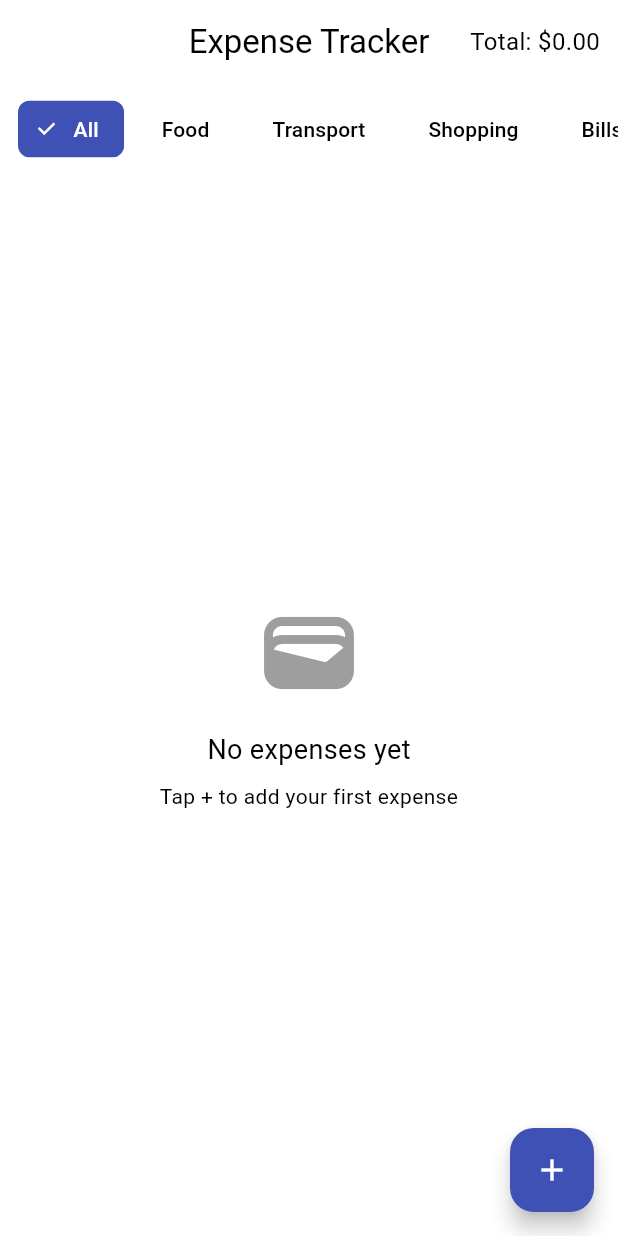
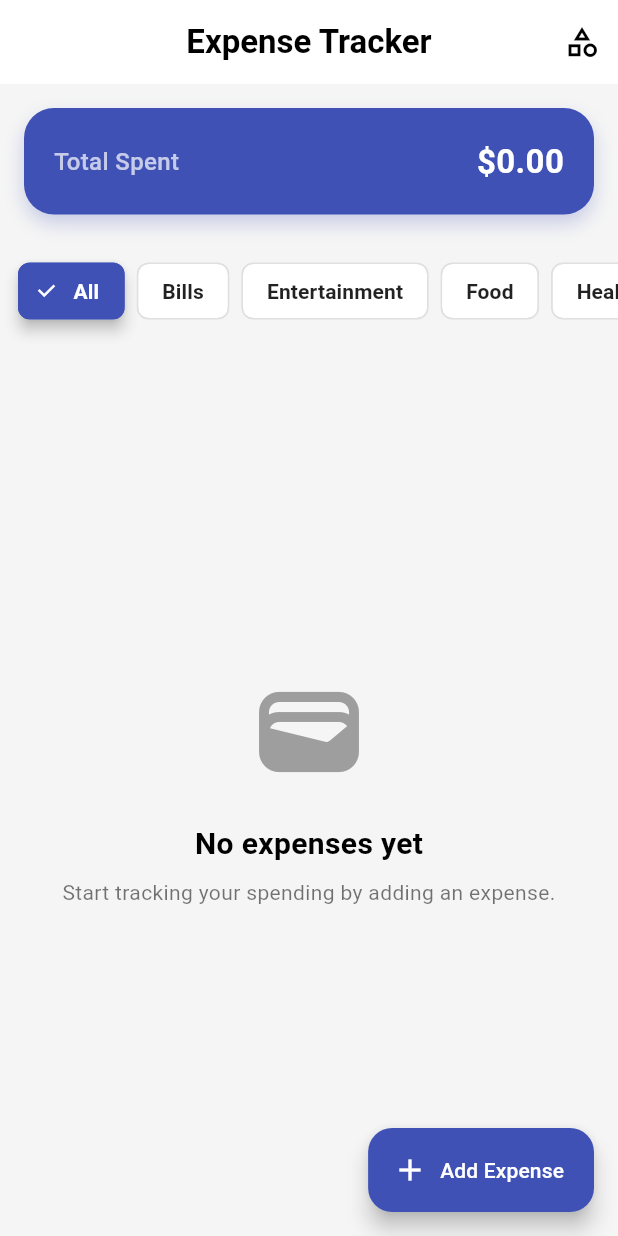
Before and after one commit to sahilsTechs/Expense-Tracker, a Flutter app: the screen it shows after launch, on a phone screen of 412 x 824 dp. Run offline on Flutter 3.47's test engine with Material 3 defaults, Android fonts, the phone set to English and light mode, and no system bars; our stand-ins replace sqflite; accounts and stored records are empty.

Commit message:
Add category and new home screen design

```diff
--- a/lib/main.dart
+++ b/lib/main.dart
@@ -1,6 +1,7 @@
 import 'package:flutter/material.dart';
 import 'package:provider/provider.dart';
 import 'providers/expense_provider.dart';
+import 'providers/category_provider.dart';
 import 'screens/home_screen.dart';
 import 'utils/app_theme.dart';
 
@@ -14,8 +15,15 @@ class ExpenseApp extends StatelessWidget {
 
   @override
   Widget build(BuildContext context) {
-    return ChangeNotifierProvider(
-      create: (_) => ExpenseProvider()..loadExpenses(),
+    return MultiProvider(
+      providers: [
+        ChangeNotifierProvider(
+          create: (_) => ExpenseProvider()..loadExpenses(),
+        ),
+        ChangeNotifierProvider(
+          create: (_) => CategoryProvider()..loadCategories(),
+        ),
+      ],
       child: MaterialApp(
         debugShowCheckedModeBanner: false,
         title: 'Expense Tracker',
--- /dev/null
+++ b/lib/models/category.dart
@@ -0,0 +1,20 @@
+class CategoryModel {
+  int? id;
+  String name;
+
+  CategoryModel({this.id, required this.name});
+
+  Map<String, dynamic> toMap() {
+    return {
+      'id': id,
+      'name': name,
+    };
+  }
+
+  factory CategoryModel.fromMap(Map<String, dynamic> map) {
+    return CategoryModel(
+      id: map['id'] as int?,
+      name: map['name'] as String,
+    );
+  }
+}
--- a/lib/screens/home_screen.dart
+++ b/lib/screens/home_screen.dart
@@ -1,10 +1,11 @@
+import 'package:expense_tracker/providers/category_provider.dart';
+import 'package:expense_tracker/screens/manage_categories_screen.dart';
 import 'package:flutter/material.dart';
 import 'package:provider/provider.dart';
 import 'package:intl/intl.dart';
 import '../providers/expense_provider.dart';
 import '../screens/add_edit_expense_screen.dart';
 import '../widgets/expense_tile.dart';
-import '../utils/constants.dart';
 
 class HomeScreen extends StatefulWidget {
   const HomeScreen({super.key});
@@ -18,37 +19,93 @@ class _HomeScreenState extends State<HomeScreen> {
 
   @override
   Widget build(BuildContext context) {
-    final provider = Provider.of<ExpenseProvider>(context);
-    final expenses = provider.expenses;
-
+    final expenseProvider = Provider.of<ExpenseProvider>(context);
+    final categoryProvider = Provider.of<CategoryProvider>(context);
+    final expenses = expenseProvider.expenses;
     final filtered = _filter == 'All'
         ? expenses
         : expenses.where((e) => e.category == _filter).toList();
 
+    final currencyFormatter = NumberFormat.simpleCurrency();
+
     return Scaffold(
+      backgroundColor: Colors.grey[100],
       appBar: AppBar(
-        title: const Text('Expense Tracker'),
+        elevation: 0,
         centerTitle: true,
+        title: const Text(
+          'Expense Tracker',
+          style: TextStyle(fontWeight: FontWeight.w600),
+        ),
         actions: [
-          Center(
-            child: Padding(
-              padding: const EdgeInsets.only(right: 12.0),
-              child: Text(
-                'Total: ${NumberFormat.simpleCurrency().format(provider.totalAmount)}',
-                style: const TextStyle(fontSize: 16),
-              ),
-            ),
+          IconButton(
+            icon: const Icon(Icons.category_outlined),
+            tooltip: 'Manage Categories',
+            onPressed: () async {
+              await Navigator.push(
+                context,
+                MaterialPageRoute(
+                  builder: (_) => const ManageCategoriesScreen(),
+                ),
+              );
+              setState(() {}); // refresh categories on return
+            },
           ),
         ],
       ),
       body: Column(
         children: [
-          _buildCategoryChips(),
+          // 💰 Summary Card
+          Container(
+            margin: const EdgeInsets.all(16),
+            padding: const EdgeInsets.all(20),
+            decoration: BoxDecoration(
+              color: Colors.indigo,
+              borderRadius: BorderRadius.circular(20),
+              boxShadow: [
+                BoxShadow(
+                  color: Colors.indigo.withOpacity(0.25),
+                  blurRadius: 10,
+                  offset: const Offset(0, 6),
+                ),
+              ],
+            ),
+            child: Row(
+              mainAxisAlignment: MainAxisAlignment.spaceBetween,
+              children: [
+                const Text(
+                  'Total Spent',
+                  style: TextStyle(
+                    color: Colors.white70,
+                    fontSize: 16,
+                    fontWeight: FontWeight.w500,
+                  ),
+                ),
+                Text(
+                  currencyFormatter.format(expenseProvider.totalAmount),
+                  style: const TextStyle(
+                    color: Colors.white,
+                    fontSize: 22,
+                    fontWeight: FontWeight.bold,
+                  ),
+                ),
+              ],
+            ),
+          ),
+
+          // 🏷 Category Chips
+          AnimatedSwitcher(
+            duration: const Duration(milliseconds: 400),
+            child: _buildCategoryChips(categoryProvider),
+          ),
+
+          // 📜 Expense List or Empty State
           Expanded(
             child: filtered.isEmpty
                 ? _emptyState()
                 : RefreshIndicator(
-                    onRefresh: () => provider.loadExpenses(),
+                    color: Colors.indigo,
+                    onRefresh: () => expenseProvider.loadExpenses(),
                     child: ListView.builder(
                       physics: const AlwaysScrollableScrollPhysics(),
                       itemCount: filtered.length,
@@ -61,22 +118,38 @@ class _HomeScreenState extends State<HomeScreen> {
           ),
         ],
       ),
-      floatingActionButton: FloatingActionButton(
+
+      // ➕ Floating Button
+      floatingActionButton: FloatingActionButton.extended(
         onPressed: () async {
           await Navigator.push(
             context,
             MaterialPageRoute(builder: (_) => const AddEditExpenseScreen()),
           );
         },
-        child: const Icon(Icons.add),
+        backgroundColor: Colors.indigo,
+        icon: const Icon(Icons.add),
+        label: const Text('Add Expense'),
       ),
     );
   }
 
-  Widget _buildCategoryChips() {
-    final cats = ['All', ...Constants.categories];
+  // 💡 Redesigned Category Chips Section
+  Widget _buildCategoryChips(CategoryProvider categoryProvider) {
+    final categoryList = categoryProvider.categories
+        .map((e) => e.name)
+        .toList();
+    final cats = ['All', ...categoryList];
+
+    if (categoryList.isEmpty) {
+      return const Padding(
+        padding: EdgeInsets.all(20.0),
+        child: Center(child: CircularProgressIndicator()),
+      );
+    }
+
     return SizedBox(
-      height: 60,
+      height: 70,
       child: ListView.separated(
         padding: const EdgeInsets.symmetric(horizontal: 12, vertical: 10),
         scrollDirection: Axis.horizontal,
@@ -85,16 +158,35 @@ class _HomeScreenState extends State<HomeScreen> {
         itemBuilder: (context, i) {
           final c = cats[i];
           final selected = c == _filter;
-          return ChoiceChip(
-            label: Text(c),
-            selected: selected,
-            onSelected: (_) => setState(() => _filter = c),
+
+          return AnimatedContainer(
+            duration: const Duration(milliseconds: 250),
+            curve: Curves.easeOut,
+            child: ChoiceChip(
+              elevation: selected ? 4 : 0,
+              pressElevation: 4,
+              label: Text(
+                c,
+                style: TextStyle(
+                  fontWeight: FontWeight.w600,
+                  color: selected ? Colors.white : Colors.black87,
+                ),
+              ),
+              selected: selected,
+              selectedColor: Colors.indigo,
+              backgroundColor: Colors.white,
+              side: BorderSide(
+                color: selected ? Colors.indigo : Colors.grey[300]!,
+              ),
+              onSelected: (_) => setState(() => _filter = c),
+            ),
           );
         },
       ),
     );
   }
 
+  // 🎭 Empty State
   Widget _emptyState() {
     return Center(
       child: Padding(
@@ -102,13 +194,17 @@ class _HomeScreenState extends State<HomeScreen> {
         child: Column(
           mainAxisAlignment: MainAxisAlignment.center,
           children: [
-            const Icon(Icons.wallet_outlined, size: 72, color: Colors.grey),
-            const SizedBox(height: 16),
-            const Text('No expenses yet', style: TextStyle(fontSize: 18)),
+            const Icon(Icons.wallet_rounded, size: 80, color: Colors.grey),
+            const SizedBox(height: 20),
+            const Text(
+              'No expenses yet',
+              style: TextStyle(fontSize: 20, fontWeight: FontWeight.w600),
+            ),
             const SizedBox(height: 8),
             const Text(
-              'Tap + to add your first expense',
+              'Start tracking your spending by adding an expense.',
               textAlign: TextAlign.center,
+              style: TextStyle(color: Colors.black54),
             ),
           ],
         ),
```
Also changed, not shown: lib/db/category_db.dart (added, +48 -0 lines), lib/providers/category_provider.dart (added, +42 -0 lines), lib/screens/add_edit_expense_screen.dart (+9 -1 lines), lib/screens/manage_categories_screen.dart (added, +67 -0 lines).
